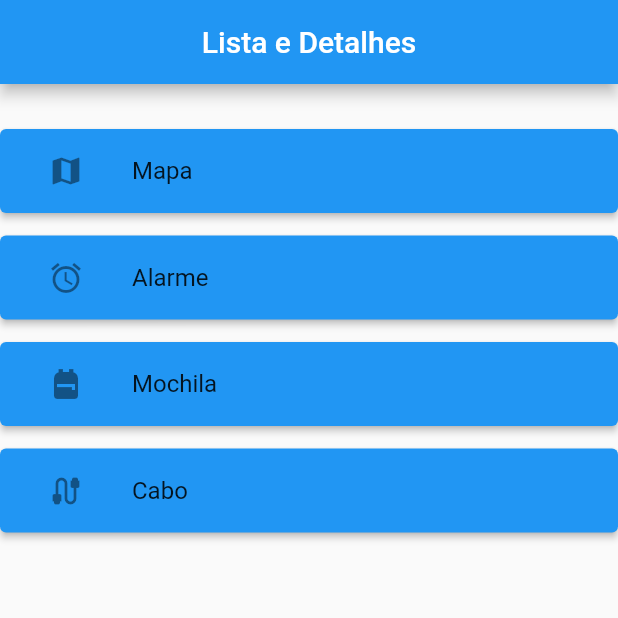
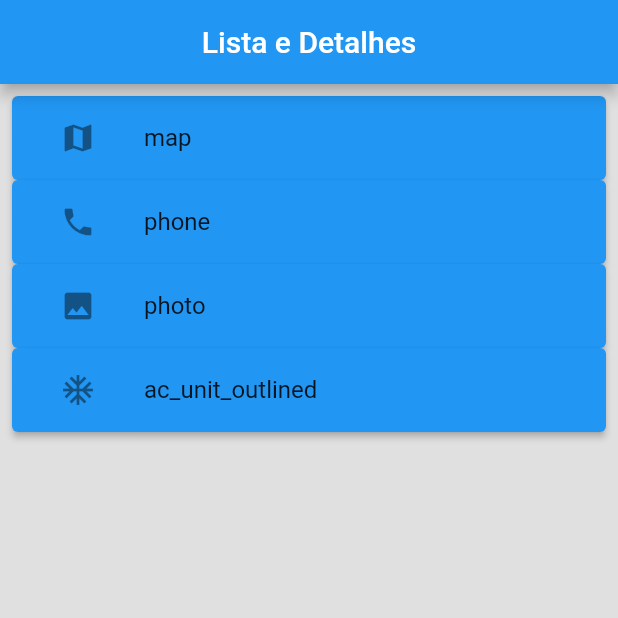
Before and after one commit to L1malucas/listdetails, a Flutter app: the screen it shows after launch, on a phone screen of 412 x 824 dp, the top half of it. Run offline on Flutter 3.47's test engine with Material 2 defaults, Android fonts, the phone set to English and light mode, and no system bars.

Commit message:
alteração exibição do listView e icons

```diff
--- a/lib/dialogBuilder.dart
+++ b/lib/dialogBuilder.dart
@@ -6,7 +6,7 @@ Future<void> dialogBuilder(BuildContext context) {
     builder: (BuildContext context) {
       return AlertDialog(
         title: const Text('Detalhes'),
-        content: const Text('Detalhes do item da lista.'),
+        content: const Text('s'),
         actions: <Widget>[
           TextButton(
             style: TextButton.styleFrom(
--- a/lib/homePage.dart
+++ b/lib/homePage.dart
@@ -1,50 +1,42 @@
 import 'package:flutter/material.dart';
+import 'package:listdetails/listas.dart';
 import 'dialogBuilder.dart';
 
+// ignore_for_file: prefer_final_fields
+// ignore_for_file: prefer_const_constructors
+
 class HomePage extends StatelessWidget {
-  const HomePage({super.key});
+  HomePage({super.key});
+
+  Map<String, IconData> icones = {
+    'map': Icons.map,
+    'phone': Icons.phone,
+    'photo': Icons.photo,
+    'ac_unit_outlined': Icons.ac_unit_outlined,
+  };
 
   @override
   Widget build(BuildContext context) {
     return Scaffold(
+      backgroundColor: Colors.grey[300],
       appBar: AppBar(
         title: const Text('Lista e Detalhes'),
         centerTitle: true,
       ),
-      body: ListView(children: [
-        const SizedBox(height: 30),
-        ElevatedButton(
-          onPressed: (() => dialogBuilder(context)),
-          child: const ListTile(
-            leading: Icon(Icons.map),
-            title: Text('Mapa'),
-          ),
-        ),
-        const SizedBox(height: 15),
-        ElevatedButton(
-          onPressed: (() => dialogBuilder(context)),
-          child: const ListTile(
-            leading: Icon(Icons.alarm),
-            title: Text('Alarme'),
-          ),
-        ),
-        const SizedBox(height: 15),
-        ElevatedButton(
-          onPressed: (() => dialogBuilder(context)),
-          child: const ListTile(
-            leading: Icon(Icons.backpack),
-            title: Text('Mochila'),
-          ),
-        ),
-        const SizedBox(height: 15),
-        ElevatedButton(
-          onPressed: (() => dialogBuilder(context)),
-          child: const ListTile(
-            leading: Icon(Icons.cable),
-            title: Text('Cabo'),
-          ),
-        ),
-      ]),
+      body: ListView.builder(
+        padding: const EdgeInsets.all(8),
+        itemCount: icones.length,
+        itemBuilder: (BuildContext context, int index) {
+          var item = icones.entries.elementAt(index);
+          return ElevatedButton(
+            onPressed: (() => dialogBuilder(context)),
+            child: ListTile(
+              leading: Icon(item.value),
+              title: Text(item.key),
+            ),
+          );
+        },
+      ),
     );
   }
 }
--- /dev/null
+++ b/lib/listas.dart
@@ -0,0 +1,9 @@
+
+import 'package:flutter/material.dart';
+
+class Lista {
+  late String titulo;
+  late String icon;
+
+  Lista(this.icon, this.titulo);
+}
--- a/lib/main.dart
+++ b/lib/main.dart
@@ -10,7 +10,7 @@ class ListApp extends StatelessWidget {
 
   @override
   Widget build(BuildContext context) {
-    return const MaterialApp(
+    return MaterialApp(
       debugShowCheckedModeBanner: false,
       home: HomePage(),
     );
--- a/pubspec.yaml
+++ b/pubspec.yaml
@@ -3,7 +3,7 @@ description: A new Flutter project.
 
 # The following line prevents the package from being accidentally published to
 # pub.dev using `flutter pub publish`. This is preferred for private packages.
-publish_to: 'none' # Remove this line if you wish to publish to pub.dev
+publish_to: "none" # Remove this line if you wish to publish to pub.dev
 
 # The following defines the version and build number for your application.
 # A version number is three numbers separated by dots, like 1.2.43
@@ -20,7 +20,7 @@ publish_to: 'none' # Remove this line if you wish to publish to pub.dev
 version: 1.0.0+1
 
 environment:
-  sdk: '>=2.18.4 <3.0.0'
+  sdk: ">=2.18.4 <3.0.0"
 
 # Dependencies specify other packages that your package needs in order to work.
 # To automatically upgrade your package dependencies to the latest versions
@@ -31,7 +31,6 @@ environment:
 dependencies:
   flutter:
     sdk: flutter
-
 
   # The following adds the Cupertino Icons font to your application.
   # Use with the CupertinoIcons class for iOS style icons.
@@ -53,7 +52,6 @@ dev_dependencies:
 
 # The following section is specific to Flutter packages.
 flutter:
-
   # The following line ensures that the Material Icons font is
   # included with your application, so that you can use the icons in
   # the material Icons class.
```
